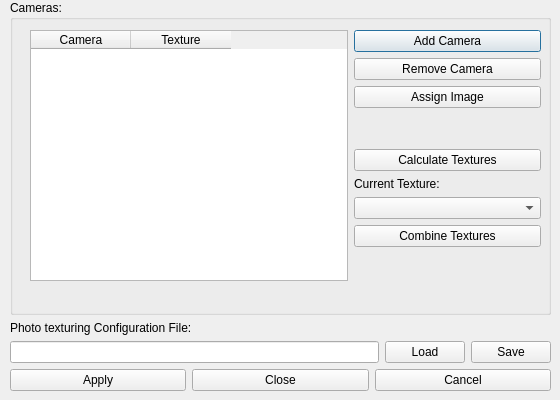
Qt form src/meshlabplugins/edit_phototexturing/ui/photoTexturingDialog.ui (cnr-isti-vclab/meshlab) before a commit.
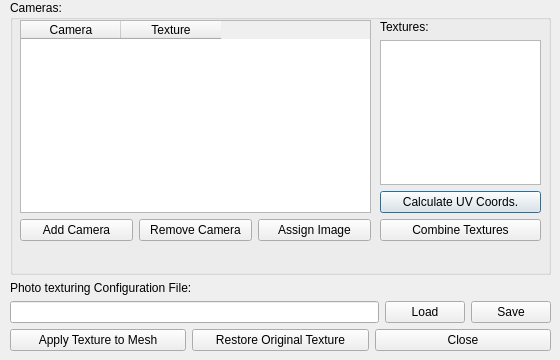
The same form after that commit.

Commit message: added missing samples and changed the UI (changed combobox to listview)

```diff
--- a/src/meshlabplugins/edit_phototexturing/ui/photoTexturingDialog.ui
+++ b/src/meshlabplugins/edit_phototexturing/ui/photoTexturingDialog.ui
@@ -9,7 +9,7 @@
     <x>0</x>
     <y>0</y>
     <width>560</width>
-    <height>400</height>
+    <height>360</height>
    </rect>
   </property>
   <property name="sizePolicy" >
@@ -21,13 +21,13 @@
   <property name="minimumSize" >
    <size>
     <width>560</width>
-    <height>400</height>
+    <height>360</height>
    </size>
   </property>
   <property name="maximumSize" >
    <size>
     <width>560</width>
-    <height>400</height>
+    <height>360</height>
    </size>
   </property>
   <property name="windowTitle" >
@@ -39,7 +39,7 @@
      <x>10</x>
      <y>0</y>
      <width>541</width>
-     <height>391</height>
+     <height>351</height>
     </rect>
    </property>
    <layout class="QVBoxLayout" >
@@ -60,16 +60,58 @@
       <property name="checkable" >
        <bool>false</bool>
       </property>
-      <widget class="QWidget" name="" >
+      <widget class="QWidget" name="layoutWidget" >
        <property name="geometry" >
         <rect>
-         <x>20</x>
-         <y>30</y>
-         <width>511</width>
-         <height>251</height>
+         <x>370</x>
+         <y>20</y>
+         <width>161</width>
+         <height>221</height>
         </rect>
        </property>
-       <layout class="QHBoxLayout" >
+       <layout class="QVBoxLayout" >
+        <property name="spacing" >
+         <number>6</number>
+        </property>
+        <property name="topMargin" >
+         <number>0</number>
+        </property>
+        <item>
+         <widget class="QLabel" name="label_2" >
+          <property name="text" >
+           <string>Textures:</string>
+          </property>
+         </widget>
+        </item>
+        <item>
+         <widget class="QListWidget" name="textureListWidget" />
+        </item>
+        <item>
+         <widget class="QPushButton" name="calculateTexturesPushButton" >
+          <property name="text" >
+           <string>Calculate UV Coords.</string>
+          </property>
+         </widget>
+        </item>
+        <item>
+         <widget class="QPushButton" name="combineTexturesPushButton" >
+          <property name="text" >
+           <string>Combine Textures</string>
+          </property>
+         </widget>
+        </item>
+       </layout>
+      </widget>
+      <widget class="QWidget" name="layoutWidget" >
+       <property name="geometry" >
+        <rect>
+         <x>10</x>
+         <y>20</y>
+         <width>351</width>
+         <height>221</height>
+        </rect>
+       </property>
+       <layout class="QVBoxLayout" >
         <item>
          <widget class="QTableWidget" name="cameraTableWidget" >
           <property name="sizePolicy" >
@@ -97,7 +139,10 @@
          </widget>
         </item>
         <item>
-         <layout class="QVBoxLayout" >
+         <layout class="QHBoxLayout" >
+          <property name="spacing" >
+           <number>6</number>
+          </property>
           <item>
            <widget class="QPushButton" name="addCameraPushButton" >
             <property name="text" >
@@ -119,56 +164,6 @@
             </property>
            </widget>
           </item>
-          <item>
-           <spacer>
-            <property name="orientation" >
-             <enum>Qt::Vertical</enum>
-            </property>
-            <property name="sizeHint" >
-             <size>
-              <width>187</width>
-              <height>16</height>
-             </size>
-            </property>
-           </spacer>
-          </item>
-          <item>
-           <widget class="QPushButton" name="calculateTexturesPushButton" >
-            <property name="text" >
-             <string>Calculate Textures</string>
-            </property>
-           </widget>
-          </item>
-          <item>
-           <widget class="QLabel" name="label_3" >
-            <property name="text" >
-             <string>Current Texture:</string>
-            </property>
-           </widget>
-          </item>
-          <item>
-           <widget class="QComboBox" name="selectCurrentTextureComboBox" />
-          </item>
-          <item>
-           <widget class="QPushButton" name="combineTexturesPushButton" >
-            <property name="text" >
-             <string>Combine Textures</string>
-            </property>
-           </widget>
-          </item>
-          <item>
-           <spacer>
-            <property name="orientation" >
-             <enum>Qt::Vertical</enum>
-            </property>
-            <property name="sizeHint" >
-             <size>
-              <width>187</width>
-              <height>16</height>
-             </size>
-            </property>
-           </spacer>
-          </item>
          </layout>
         </item>
        </layout>
@@ -212,7 +207,14 @@
       <item>
        <widget class="QPushButton" name="applyPushButton" >
         <property name="text" >
-         <string>Apply</string>
+         <string>Apply Texture to Mesh</string>
+        </property>
+       </widget>
+      </item>
+      <item>
+       <widget class="QPushButton" name="cancelPushButton" >
+        <property name="text" >
+         <string>Restore Original Texture</string>
         </property>
        </widget>
       </item>
@@ -223,13 +225,6 @@
         </property>
        </widget>
       </item>
-      <item>
-       <widget class="QPushButton" name="cancelPushButton" >
-        <property name="text" >
-         <string>Cancel</string>
-        </property>
-       </widget>
-      </item>
      </layout>
     </item>
    </layout>
```
Left out of the diff: 3 changed lines with no effect on the pictures. The commit also changes 4 other files.
